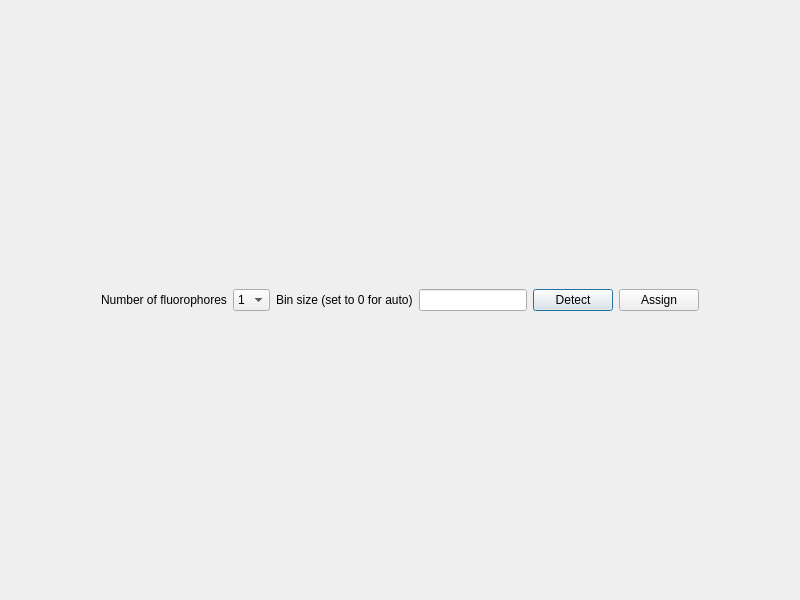
The window that pyminflux/ui/color_unmixer.ui (bsse-scf/pyMINFLUX) describes before a commit, drawn with Qt 5.
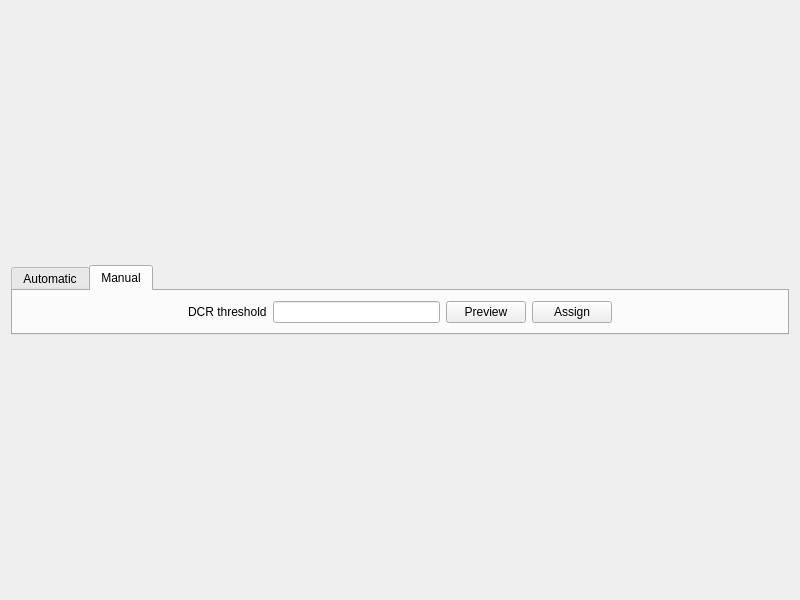
The same window after the commit. The open tabs and pages were chosen to show the change.

Commit message:
Start adding manual DCR threshold in the Color Unmixer (UI changes only).
Refs #53

Diff of the .ui file:
```diff
--- a/pyminflux/ui/color_unmixer.ui
+++ b/pyminflux/ui/color_unmixer.ui
@@ -19,6 +19,22 @@
      <item>
       <layout class="QHBoxLayout" name="commands_layout">
        <item>
+        <widget class="QTabWidget" name="twUnmixingOptions">
+         <property name="sizePolicy">
+          <sizepolicy hsizetype="Expanding" vsizetype="Fixed">
+           <horstretch>0</horstretch>
+           <verstretch>0</verstretch>
+          </sizepolicy>
+         </property>
+         <property name="currentIndex">
+          <number>0</number>
+         </property>
+         <widget class="QWidget" name="tab">
+          <attribute name="title">
+           <string>Automatic</string>
+          </attribute>
+          <layout class="QHBoxLayout" name="horizontalLayout">
+           <item>
         <spacer name="horizontalSpacer">
          <property name="orientation">
           <enum>Qt::Horizontal</enum>
@@ -33,6 +49,12 @@
        </item>
        <item>
         <widget class="QLabel" name="lbNumFluorophores">
+             <property name="sizePolicy">
+              <sizepolicy hsizetype="Fixed" vsizetype="Preferred">
+               <horstretch>0</horstretch>
+               <verstretch>0</verstretch>
+              </sizepolicy>
+             </property>
          <property name="text">
           <string>Number of fluorophores</string>
          </property>
@@ -43,6 +65,12 @@
        </item>
        <item>
         <widget class="QComboBox" name="cbNumFluorophores">
+             <property name="sizePolicy">
+              <sizepolicy hsizetype="Fixed" vsizetype="Fixed">
+               <horstretch>0</horstretch>
+               <verstretch>0</verstretch>
+              </sizepolicy>
+             </property>
          <item>
           <property name="text">
            <string>1</string>
@@ -57,18 +85,31 @@
        </item>
        <item>
         <widget class="QLabel" name="lbBinSize">
+             <property name="sizePolicy">
+              <sizepolicy hsizetype="Fixed" vsizetype="Preferred">
+               <horstretch>0</horstretch>
+               <verstretch>0</verstretch>
+              </sizepolicy>
+             </property>
          <property name="text">
           <string>Bin size (set to 0 for auto)</string>
          </property>
         </widget>
        </item>
        <item>
-        <widget class="QLineEdit" name="leBinSize"/>
+            <widget class="QLineEdit" name="leBinSize">
+             <property name="sizePolicy">
+              <sizepolicy hsizetype="Fixed" vsizetype="Fixed">
+               <horstretch>0</horstretch>
+               <verstretch>0</verstretch>
+              </sizepolicy>
+             </property>
+            </widget>
        </item>
        <item>
         <widget class="QPushButton" name="pbDetect">
          <property name="sizePolicy">
-          <sizepolicy hsizetype="Preferred" vsizetype="Fixed">
+              <sizepolicy hsizetype="Fixed" vsizetype="Fixed">
            <horstretch>0</horstretch>
            <verstretch>0</verstretch>
           </sizepolicy>
@@ -80,6 +121,12 @@
        </item>
        <item>
         <widget class="QPushButton" name="pbAssign">
+             <property name="sizePolicy">
+              <sizepolicy hsizetype="Fixed" vsizetype="Fixed">
+               <horstretch>0</horstretch>
+               <verstretch>0</verstretch>
+              </sizepolicy>
+             </property>
          <property name="text">
           <string>Assign</string>
          </property>
@@ -92,11 +139,82 @@
          </property>
          <property name="sizeHint" stdset="0">
           <size>
+               <width>61</width>
+               <height>20</height>
+              </size>
+             </property>
+            </spacer>
+           </item>
+          </layout>
+         </widget>
+         <widget class="QWidget" name="tab_2">
+          <attribute name="title">
+           <string>Manual</string>
+          </attribute>
+          <layout class="QHBoxLayout" name="horizontalLayout_3">
+           <item>
+            <layout class="QHBoxLayout" name="horizontalLayout_2">
+             <item>
+              <spacer name="horizontalSpacer_4">
+               <property name="orientation">
+                <enum>Qt::Horizontal</enum>
+               </property>
+               <property name="sizeHint" stdset="0">
+                <size>
            <width>40</width>
            <height>20</height>
           </size>
          </property>
         </spacer>
+             </item>
+             <item>
+              <widget class="QLabel" name="lbManualThreshold">
+               <property name="text">
+                <string>DCR threshold</string>
+               </property>
+              </widget>
+             </item>
+             <item>
+              <widget class="QLineEdit" name="leManualThreshold"/>
+             </item>
+             <item>
+              <widget class="QPushButton" name="pbPreview">
+               <property name="sizePolicy">
+                <sizepolicy hsizetype="Preferred" vsizetype="Fixed">
+                 <horstretch>0</horstretch>
+                 <verstretch>0</verstretch>
+                </sizepolicy>
+               </property>
+               <property name="text">
+                <string>Preview</string>
+               </property>
+              </widget>
+             </item>
+             <item>
+              <widget class="QPushButton" name="pbManualAssign">
+               <property name="text">
+                <string>Assign</string>
+               </property>
+              </widget>
+             </item>
+             <item>
+              <spacer name="horizontalSpacer_3">
+               <property name="orientation">
+                <enum>Qt::Horizontal</enum>
+               </property>
+               <property name="sizeHint" stdset="0">
+                <size>
+                 <width>61</width>
+                 <height>20</height>
+                </size>
+               </property>
+              </spacer>
+             </item>
+            </layout>
+           </item>
+          </layout>
+         </widget>
+        </widget>
        </item>
       </layout>
      </item>
```
Lines whose indentation alone changed are shown as unchanged. The commit also changes 1 other file.
